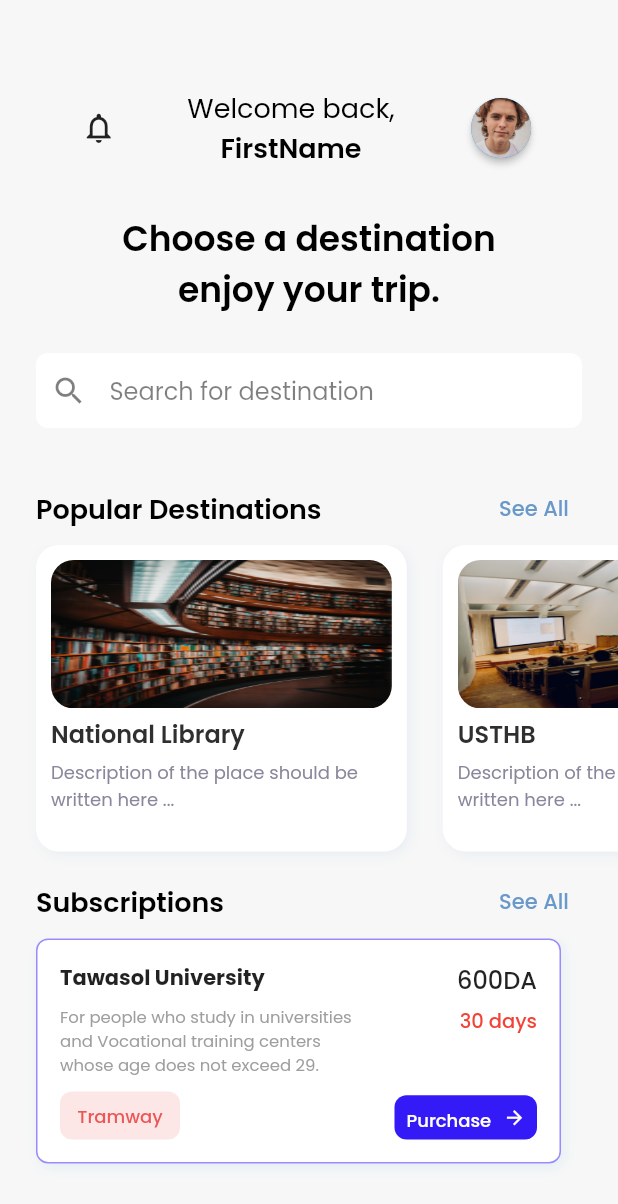
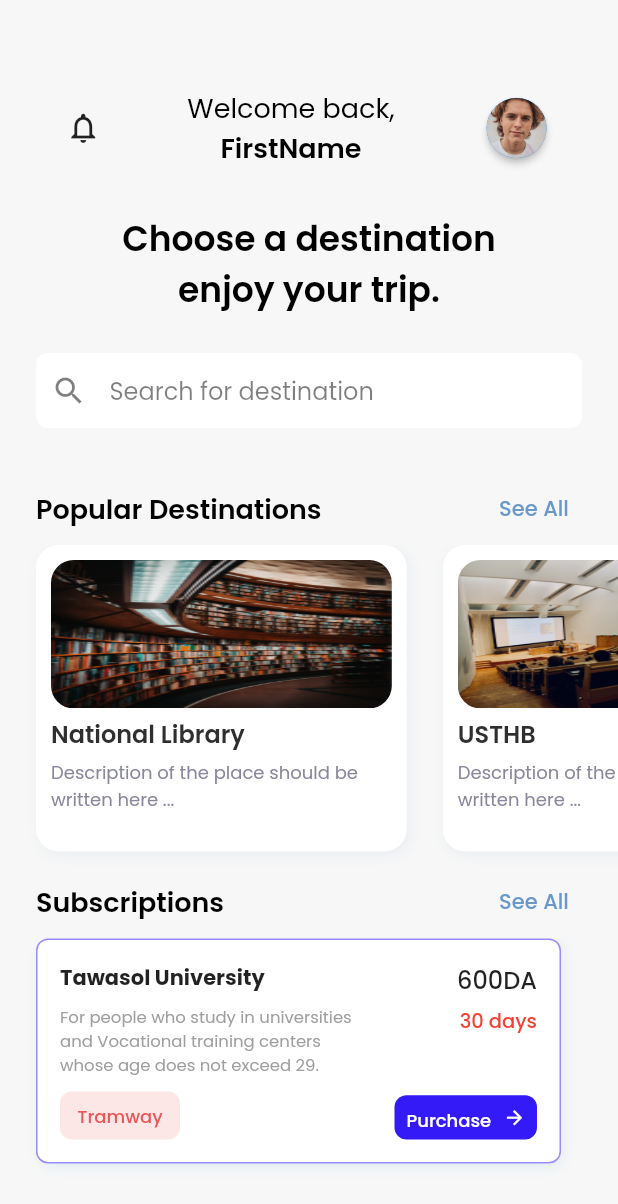
Before and after one commit to abdelghafourbk/PFE_V1, a Flutter app: the Home screen opened directly, on a phone screen of 412 x 824 dp. Shown: the top 1204 px of the screen. Run offline on Flutter 3.47's test engine with Material 2 defaults, Android fonts, the phone set to English and light mode, and no system bars; our stand-ins replace email_validator, flutter_neumorphic.

Commit message:
added some resposivness

```diff
--- a/lib/Home.dart
+++ b/lib/Home.dart
@@ -84,8 +84,8 @@ class _HomeState extends State<Home> {
                     },
                     icon: const Icon(Icons.notifications_none_outlined),
                   ),
-                  const SizedBox(
-                    width: 35.0,
+                  SizedBox(
+                    width: width * 0.11,
                   ),
                   Column(
                     children: const [
@@ -108,8 +108,8 @@ class _HomeState extends State<Home> {
                       ),
                     ],
                   ),
-                  const SizedBox(
-                    width: 35.0,
+                  SizedBox(
+                    width: width * 0.11,
                   ),
                   ElevatedButton(
                     onPressed: () {
```
